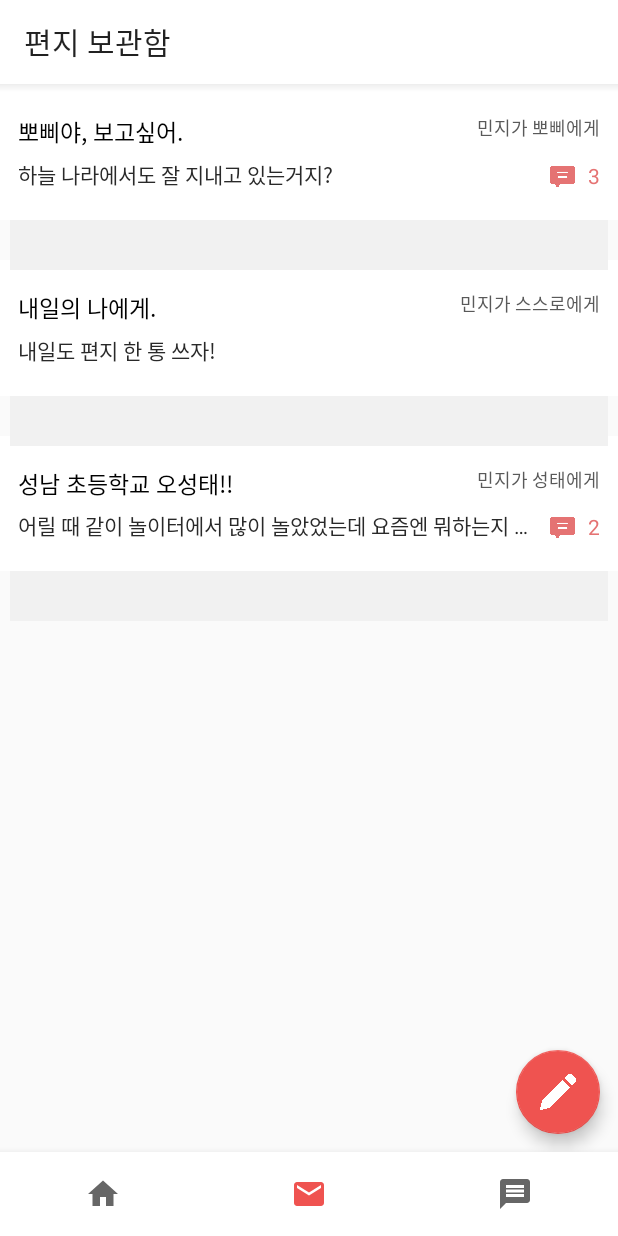
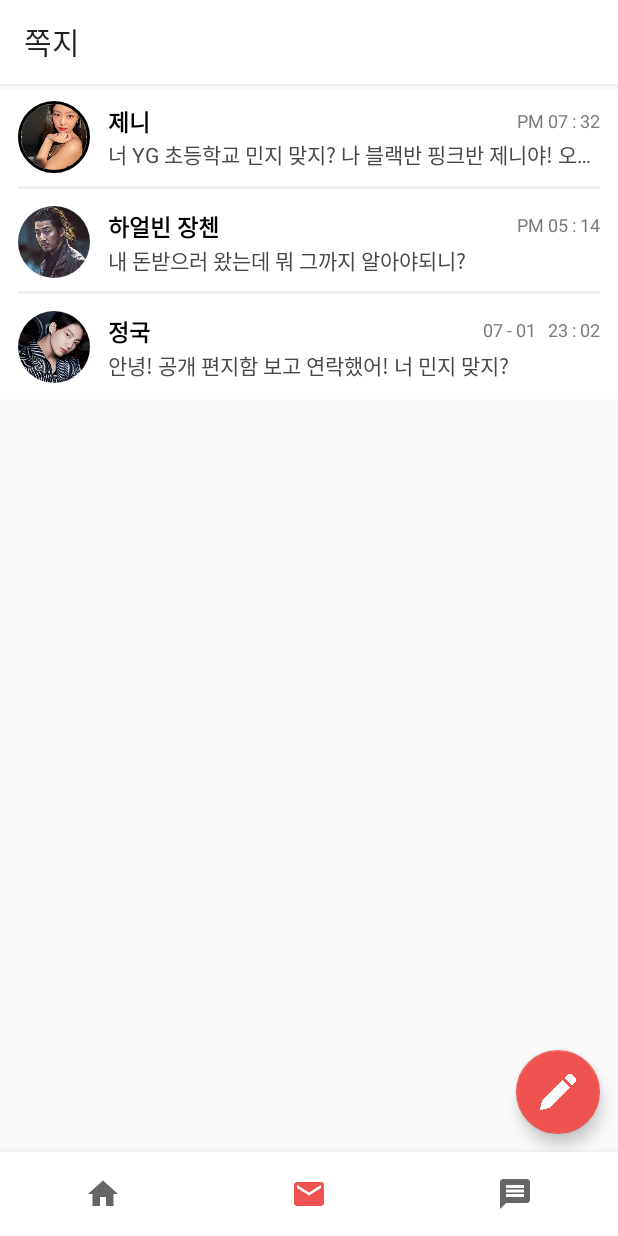
Before and after one commit to EstherHansol/mailpostnew, an Android app: the screen it shows after launch (MainActivity), item 2 of the bottom bar chosen, on a phone screen of 412 x 824 dp. Run offline under Robolectric (Android 15) with nearby library versions, the light colour scheme and no system bars; our stand-ins replace CircleImageView, data binding.

Commit message:
쪽지 Fragment 구현 완료

```diff
--- a/app/build.gradle
+++ b/app/build.gradle
@@ -66,5 +66,6 @@ dependencies {
     implementation 'androidx.navigation:navigation-fragment:2.3.2'
     implementation 'androidx.navigation:navigation-ui:2.3.2'
     implementation 'com.google.android.material:material:1.3.0'
+    implementation 'de.hdodenhof:circleimageview:3.1.0'
 
 }
--- a/app/src/main/java/com/example/mailpost/ui/MainActivity.kt
+++ b/app/src/main/java/com/example/mailpost/ui/MainActivity.kt
@@ -1,7 +1,6 @@
 package com.example.mailpost.ui
 
 import android.os.Bundle
-import android.util.Log
 import android.view.MenuItem
 import androidx.appcompat.app.AppCompatActivity
 import androidx.databinding.DataBindingUtil
@@ -9,6 +8,7 @@ import com.example.mailpost.R
 import com.example.mailpost.databinding.ActivityMainBinding
 import com.example.mailpost.ui.home.HomeFragment
 import com.example.mailpost.ui.letterbox.LetterBoxFragment
+import com.example.mailpost.ui.message.MessageFragment
 import com.google.android.material.bottomnavigation.BottomNavigationView
 
 class MainActivity : AppCompatActivity(), BottomNavigationView.OnNavigationItemSelectedListener {
@@ -36,7 +36,7 @@ class MainActivity : AppCompatActivity(), BottomNavigationView.OnNavigationItemS
             }
             R.id.navigation_message -> {
                 supportFragmentManager.beginTransaction()
-                    .replace(R.id.nav_host_fragment, LetterBoxFragment()).commitAllowingStateLoss()
+                    .replace(R.id.nav_host_fragment, MessageFragment()).commitAllowingStateLoss()
             }
             R.id.navigation_box -> {
                 supportFragmentManager.beginTransaction()
--- /dev/null
+++ b/app/src/main/java/com/example/mailpost/ui/message/MessageFragment.kt
@@ -0,0 +1,38 @@
+package com.example.mailpost.ui.message
+
+import android.os.Bundle
+import android.util.Log
+import android.view.LayoutInflater
+import android.view.View
+import android.view.ViewGroup
+import androidx.core.content.ContextCompat
+import androidx.fragment.app.Fragment
+import com.example.mailpost.R
+import com.example.mailpost.databinding.FragmentLetterBoxBinding
+import com.example.mailpost.databinding.FragmentMessageBinding
+import com.example.mailpost.ui.adapter.LetterBoxRvAdapter
+import com.example.mailpost.ui.utils.DividerDecoration
+import com.example.mailpost.ui.utils.MarginDecoration
+import com.example.mailpost.ui.utils.providePrivateLetters
+
+
+class MessageFragment : Fragment() {
+
+    private lateinit var binding: FragmentMessageBinding
+
+    override fun onCreateView(
+        inflater: LayoutInflater, container: ViewGroup?,
+        savedInstanceState: Bundle?
+    ): View {
+        binding = FragmentMessageBinding.inflate(inflater)
+        return binding.root
+    }
+
+    override fun onViewCreated(view: View, savedInstanceState: Bundle?) {
+        super.onViewCreated(view, savedInstanceState)
+
+        with(binding) {
+
+        }
+    }
+}
--- /dev/null
+++ b/app/src/main/res/layout/fragment_message.xml
@@ -0,0 +1,261 @@
+<?xml version="1.0" encoding="utf-8"?>
+<layout xmlns:android="http://schemas.android.com/apk/res/android"
+    xmlns:app="http://schemas.android.com/apk/res-auto"
+    xmlns:tools="http://schemas.android.com/tools">
+
+    <data>
+
+    </data>
+
+    <androidx.constraintlayout.widget.ConstraintLayout
+        android:layout_width="match_parent"
+        android:layout_height="match_parent"
+        tools:context=".ui.letterbox.LetterBoxFragment">
+
+        <androidx.appcompat.widget.Toolbar
+            android:id="@+id/toolbar"
+            android:layout_width="match_parent"
+            android:layout_height="?actionBarSize"
+            android:background="@android:color/white"
+            app:layout_constraintTop_toTopOf="parent"
+            app:title="쪽지" />
+
+        <androidx.constraintlayout.widget.ConstraintLayout
+            android:id="@+id/first_message"
+            android:layout_width="match_parent"
+            android:layout_height="70dp"
+            android:background="@android:color/white"
+            android:clickable="true"
+            android:foreground="?attr/selectableItemBackground"
+            android:paddingHorizontal="12dp"
+            app:layout_constraintTop_toBottomOf="@id/toolbar">
+
+            <de.hdodenhof.circleimageview.CircleImageView
+                android:id="@+id/jenny_profile_iv"
+                android:layout_width="48dp"
+                android:layout_height="48dp"
+                android:src="@drawable/img_sample_profile_1"
+                app:civ_border_color="#FF000000"
+                app:civ_border_width="2dp"
+                app:layout_constraintBottom_toBottomOf="parent"
+                app:layout_constraintLeft_toLeftOf="parent"
+                app:layout_constraintTop_toTopOf="parent" />
+
+            <TextView
+                android:id="@+id/jenny_name_tv"
+                android:layout_width="wrap_content"
+                android:layout_height="wrap_content"
+                android:layout_marginLeft="12dp"
+                android:text="제니"
+                android:textColor="@android:color/black"
+                android:textSize="15sp"
+                android:textStyle="bold"
+                app:layout_constraintBottom_toTopOf="@+id/jenny_message_tv"
+                app:layout_constraintLeft_toRightOf="@id/jenny_profile_iv"
+                app:layout_constraintTop_toTopOf="@id/jenny_profile_iv"
+                app:layout_constraintVertical_chainStyle="packed" />
+
+            <TextView
+                android:id="@+id/jenny_time_tv"
+                android:layout_width="wrap_content"
+                android:layout_height="wrap_content"
+                android:layout_marginLeft="12dp"
+                android:text="PM 07 : 32"
+                android:textColor="@color/messageTimeColor"
+                android:textSize="12sp"
+                app:layout_constraintBottom_toTopOf="@+id/jenny_message_tv"
+                app:layout_constraintRight_toRightOf="parent"
+                app:layout_constraintTop_toTopOf="@id/jenny_profile_iv"
+                app:layout_constraintVertical_chainStyle="packed" />
+
+            <TextView
+                android:id="@+id/jenny_message_tv"
+                android:layout_width="0dp"
+                android:layout_height="wrap_content"
+                android:layout_marginLeft="12dp"
+                android:ellipsize="end"
+                android:maxLines="1"
+                android:text="너 YG 초등학교 민지 맞지? 나 블랙반 핑크반 제니야! 오랜만이다."
+                android:textColor="@color/messageGray"
+                android:textSize="14sp"
+                app:layout_constraintBottom_toBottomOf="@+id/jenny_profile_iv"
+                app:layout_constraintLeft_toRightOf="@id/jenny_profile_iv"
+                app:layout_constraintRight_toRightOf="parent"
+                app:layout_constraintTop_toBottomOf="@+id/jenny_name_tv" />
+
+            <View
+                android:id="@+id/divider"
+                android:layout_width="match_parent"
+                android:layout_height="2dp"
+                android:background="@color/itemDividerColor"
+                app:layout_constraintBottom_toBottomOf="parent" />
+
+
+        </androidx.constraintlayout.widget.ConstraintLayout>
+
+
+
+
+
+        <androidx.constraintlayout.widget.ConstraintLayout
+            android:id="@+id/second_message"
+            android:layout_width="match_parent"
+            android:layout_height="70dp"
+            android:background="@android:color/white"
+            android:clickable="true"
+            android:foreground="?attr/selectableItemBackground"
+            android:paddingHorizontal="12dp"
+            app:layout_constraintTop_toBottomOf="@id/first_message">
+
+            <de.hdodenhof.circleimageview.CircleImageView
+                android:id="@+id/chen_profile_iv"
+                android:layout_width="48dp"
+                android:layout_height="48dp"
+                android:src="@drawable/img_sample_profile_2"
+                app:layout_constraintBottom_toBottomOf="parent"
+                app:layout_constraintLeft_toLeftOf="parent"
+                app:layout_constraintTop_toTopOf="parent" />
+
+            <TextView
+                android:id="@+id/chen_name_tv"
+                android:layout_width="wrap_content"
+                android:layout_height="wrap_content"
+                android:layout_marginLeft="12dp"
+                android:text="하얼빈 장첸"
+                android:textColor="@android:color/black"
+                android:textSize="15sp"
+                android:textStyle="bold"
+                app:layout_constraintBottom_toTopOf="@+id/chen_message_tv"
+                app:layout_constraintLeft_toRightOf="@id/chen_profile_iv"
+                app:layout_constraintTop_toTopOf="@id/chen_profile_iv"
+                app:layout_constraintVertical_chainStyle="packed" />
+
+            <TextView
+                android:id="@+id/chen_time_tv"
+                android:layout_width="wrap_content"
+                android:layout_height="wrap_content"
+                android:layout_marginLeft="12dp"
+                android:text="PM 05 : 14"
+                android:textColor="@color/messageTimeColor"
+                android:textSize="12sp"
+                app:layout_constraintBottom_toTopOf="@+id/chen_message_tv"
+                app:layout_constraintRight_toRightOf="parent"
+                app:layout_constraintTop_toTopOf="@id/chen_profile_iv"
+                app:layout_constraintVertical_chainStyle="packed" />
+
+            <TextView
+                android:id="@+id/chen_message_tv"
+                android:layout_width="0dp"
+                android:layout_height="wrap_content"
+                android:layout_marginLeft="12dp"
+                android:ellipsize="end"
+                android:maxLines="1"
+                android:text="내 돈받으러 왔는데 뭐 그까지 알아야되니?"
+                android:textColor="@color/messageGray"
+                android:textSize="14sp"
+                app:layout_constraintBottom_toBottomOf="@+id/chen_profile_iv"
+                app:layout_constraintLeft_toRightOf="@id/chen_profile_iv"
+                app:layout_constraintRight_toRightOf="parent"
+                app:layout_constraintTop_toBottomOf="@+id/chen_name_tv" />
+
+            <View
+                android:layout_width="match_parent"
+                android:layout_height="2dp"
+                android:background="@color/itemDividerColor"
+                app:layout_constraintBottom_toBottomOf="parent" />
+
+
+        </androidx.constraintlayout.widget.ConstraintLayout>
+
+
+
+
+
+
+        <androidx.constraintlayout.widget.ConstraintLayout
+            android:id="@+id/third_message"
+            android:layout_width="match_parent"
+            android:layout_height="70dp"
+            android:background="@android:color/white"
+            android:clickable="true"
+            android:foreground="?attr/selectableItemBackground"
+            android:paddingHorizontal="12dp"
+            app:layout_constraintTop_toBottomOf="@id/second_message">
+
+            <de.hdodenhof.circleimageview.CircleImageView
+                android:id="@+id/bts_profile_iv"
+                android:layout_width="48dp"
+                android:layout_height="48dp"
+                android:src="@drawable/img_sample_profile_3"
+                app:layout_constraintBottom_toBottomOf="parent"
+                app:layout_constraintLeft_toLeftOf="parent"
+                app:layout_constraintTop_toTopOf="parent" />
+
+            <TextView
+                android:id="@+id/bts_name_tv"
+                android:layout_width="wrap_content"
+                android:layout_height="wrap_content"
+                android:layout_marginLeft="12dp"
+                android:text="정국"
+                android:textColor="@android:color/black"
+                android:textSize="15sp"
+                android:textStyle="bold"
+                app:layout_constraintBottom_toTopOf="@+id/bts_message_tv"
+                app:layout_constraintLeft_toRightOf="@id/bts_profile_iv"
+                app:layout_constraintTop_toTopOf="@id/bts_profile_iv"
+                app:layout_constraintVertical_chainStyle="packed" />
+
+            <TextView
+                android:id="@+id/bts_time_tv"
+                android:layout_width="wrap_content"
+                android:layout_height="wrap_content"
+                android:layout_marginLeft="12dp"
+                android:text="07 - 01   23 : 02"
+                android:textColor="@color/messageTimeColor"
+                android:textSize="12sp"
+                app:layout_constraintBottom_toTopOf="@+id/bts_message_tv"
+                app:layout_constraintRight_toRightOf="parent"
+                app:layout_constraintTop_toTopOf="@id/bts_profile_iv"
+                app:layout_constraintVertical_chainStyle="packed" />
+
+            <TextView
+                android:id="@+id/bts_message_tv"
+                android:layout_width="0dp"
+                android:layout_height="wrap_content"
+                android:layout_marginLeft="12dp"
+                android:ellipsize="end"
+                android:maxLines="1"
+                android:text="안녕! 공개 편지함 보고 연락했어! 너 민지 맞지?"
+                android:textColor="@color/messageGray"
+                android:textSize="14sp"
+                app:layout_constraintBottom_toBottomOf="@+id/bts_profile_iv"
+                app:layout_constraintLeft_toRightOf="@id/bts_profile_iv"
+                app:layout_constraintRight_toRightOf="parent"
+                app:layout_constraintTop_toBottomOf="@+id/bts_name_tv" />
+
+
+        </androidx.constraintlayout.widget.ConstraintLayout>
+
+
+
+        <!--        <androidx.recyclerview.widget.RecyclerView-->
+        <!--            android:id="@+id/letter_box_rv"-->
+        <!--            android:layout_width="0dp"-->
+        <!--            android:layout_height="0dp"-->
+        <!--            android:scrollbars="none"-->
+        <!--            app:layoutManager="androidx.recyclerview.widget.LinearLayoutManager"-->
+        <!--            app:layout_constraintBottom_toBottomOf="parent"-->
+        <!--            app:layout_constraintLeft_toLeftOf="parent"-->
+        <!--            app:layout_constraintRight_toRightOf="parent"-->
+        <!--            app:layout_constraintTop_toBottomOf="@+id/toolbar"-->
+        <!--            tools:listitem="@layout/item_letter_box" />-->
+
+        <View
+            android:id="@+id/shadow_divider"
+            android:layout_width="match_parent"
+            android:layout_height="5dp"
+            android:background="@drawable/shadow_divider"
+            app:layout_constraintTop_toBottomOf="@+id/toolbar" />
+
+    </androidx.constraintlayout.widget.ConstraintLayout>
+</layout>
--- /dev/null
+++ b/app/src/main/res/layout/item_message.xml
@@ -0,0 +1,85 @@
+<?xml version="1.0" encoding="utf-8"?>
+<layout xmlns:android="http://schemas.android.com/apk/res/android"
+    xmlns:app="http://schemas.android.com/apk/res-auto"
+    xmlns:tools="http://schemas.android.com/tools">
+
+    <data>
+
+    </data>
+
+
+    <androidx.constraintlayout.widget.ConstraintLayout
+        android:layout_width="match_parent"
+        android:layout_height="wrap_content"
+        android:background="@android:color/white"
+        android:paddingHorizontal="12dp"
+        android:paddingVertical="20dp">
+
+        <TextView
+            android:id="@+id/title_tv"
+            android:layout_width="0dp"
+            android:layout_height="wrap_content"
+            android:layout_marginRight="12dp"
+            android:ellipsize="end"
+            android:maxLines="1"
+            android:textColor="@android:color/black"
+            android:textSize="15sp"
+            app:layout_constraintLeft_toLeftOf="parent"
+            app:layout_constraintRight_toLeftOf="@+id/from_to_tv"
+            app:layout_constraintTop_toTopOf="parent"
+            tools:text="뽀삐야, 보고싶어." />
+
+        <TextView
+            android:id="@+id/content_tv"
+            android:layout_width="0dp"
+            android:layout_height="wrap_content"
+            android:layout_marginTop="6dp"
+            android:layout_marginRight="12dp"
+            android:ellipsize="end"
+            android:maxLines="1"
+            android:textColor="@color/contentGray"
+            android:textSize="14sp"
+            app:layout_constraintLeft_toLeftOf="parent"
+            app:layout_constraintRight_toLeftOf="@+id/message_iv"
+            app:layout_constraintTop_toBottomOf="@+id/title_tv"
+            tools:text="잘 지내고 있지?." />
+
+        <TextView
+            android:id="@+id/from_to_tv"
+            android:layout_width="wrap_content"
+            android:layout_height="wrap_content"
+            android:text="민지가 뽀삐에게"
+            android:textColor="@color/fromToGray"
+            android:textSize="12sp"
+            app:layout_constraintRight_toRightOf="parent"
+            app:layout_constraintTop_toTopOf="parent" />
+
+        <ImageView
+            android:id="@+id/message_iv"
+            android:layout_width="18dp"
+            android:layout_height="18dp"
+            android:layout_marginEnd="8dp"
+            android:layout_marginRight="6dp"
+            android:src="@drawable/ic_message"
+            android:visibility="gone"
+            app:layout_constraintBottom_toBottomOf="@id/message_count_tv"
+            app:layout_constraintRight_toLeftOf="@+id/message_count_tv"
+            app:tint="@color/letterIconColor"
+            tools:visibility="visible" />
+
+        <TextView
+            android:id="@+id/message_count_tv"
+            android:layout_width="wrap_content"
+            android:layout_height="wrap_content"
+            android:gravity="top"
+            android:textColor="@color/letterIconColor"
+            android:textSize="14sp"
+            android:visibility="gone"
+            app:layout_constraintBottom_toBottomOf="parent"
+            app:layout_constraintRight_toRightOf="parent"
+            tools:text="2"
+            tools:visibility="visible" />
+
+
+    </androidx.constraintlayout.widget.ConstraintLayout>
+</layout>
--- a/app/src/main/res/values/colors.xml
+++ b/app/src/main/res/values/colors.xml
@@ -6,6 +6,8 @@
     <color name="Gold">#FFFFD700</color>
 
     <color name="contentGray">#292929</color>
+    <color name="messageGray">#474747</color>
+    <color name="messageTimeColor">#7A7A7A</color>
     <color name="fromToGray">#595959</color>
     <color name="letterIconColor">#E57373</color>
     <color name="itemDividerColor">#F1F1F1</color>
```
Also changed, not shown: app/src/main/res/drawable/img_sample_profile_1.jpg (added), app/src/main/res/drawable/img_sample_profile_2.jpg (added), app/src/main/res/drawable/img_sample_profile_3.jpg (added).
